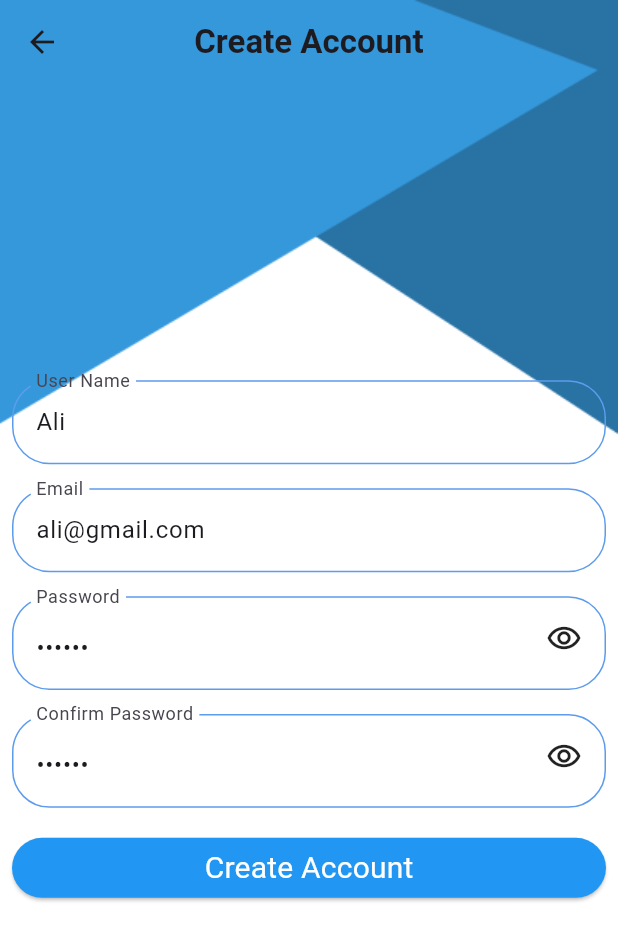
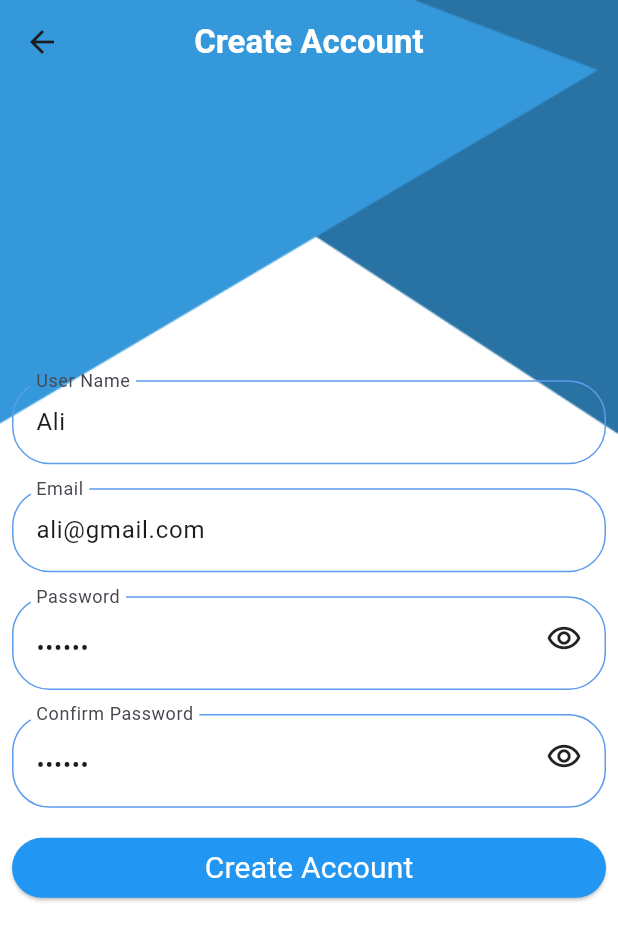
Before and after one commit to aliashiry/todo_app, a Flutter app: the screen it shows after launch, after a tap on "Or Create My Account", on a phone screen of 412 x 824 dp. Shown: the top 941 px of the screen. Run offline on Flutter 3.47's test engine with Material 3 defaults, Android fonts, the phone set to English and light mode, and no system bars; our stand-ins replace cloud_firestore, easy_date_timeline, firebase_auth, firebase_core, flutter_native_splash, flutter_slidable and 1 more; accounts and stored records are empty; generated files the repository leaves out were written again; network calls fail.

Commit message:
finish app

```diff
--- a/lib/pages/auth/login_screen/login_screen.dart
+++ b/lib/pages/auth/login_screen/login_screen.dart
@@ -1,5 +1,6 @@
 import 'package:firebase_auth/firebase_auth.dart';
 import 'package:flutter/material.dart';
+import 'package:flutter_gen/gen_l10n/app_localizations.dart';
 import 'package:provider/provider.dart';
 import 'package:todo_app/core/firebase/firebase_utils.dart';
 import 'package:todo_app/core/providers/auth_provider.dart';
@@ -42,7 +43,7 @@ class _LoginScreenState extends State<LoginScreen> {
           backgroundColor: Colors.transparent,
           appBar: AppBar(
             title: Text(
-              'Login',
+              AppLocalizations.of(context)!.login,
               style: Theme.of(context).textTheme.titleLarge,
             ),
             centerTitle: true,
@@ -63,7 +64,8 @@ class _LoginScreenState extends State<LoginScreen> {
                                   MediaQuery.of(context).size.height * 0.22),
                           Padding(
                             padding: const EdgeInsets.all(8.0),
-                            child: Text('Welcome back!',
+                            child: Text(
+                                AppLocalizations.of(context)!.welcome_back,
                                 style: Theme.of(context)
                                     .textTheme
                                     .titleMedium
@@ -120,7 +122,9 @@ class _LoginScreenState extends State<LoginScreen> {
                               },
                               child: Container(
                                 alignment: Alignment.bottomLeft,
-                                child: Text('Forgot password?',
+                                child: Text(
+                                    AppLocalizations.of(context)!
+                                        .forgot_password,
                                     style: Theme.of(context)
                                         .textTheme
                                         .titleMedium
@@ -144,7 +148,7 @@ class _LoginScreenState extends State<LoginScreen> {
                                  // Navigator.pushNamed(context, HomeScreen.routeName);
                                 },
                                 child: Text(
-                                  'Login',
+                                  AppLocalizations.of(context)!.login,
                                   style: Theme.of(context)
                                       .textTheme
                                       .titleMedium
@@ -162,7 +166,8 @@ class _LoginScreenState extends State<LoginScreen> {
                     onPressed: () {
                       Navigator.of(context).pushNamed(RegisterScreen.routeName);
                     },
-                    child: Text('Or Create My Account',
+                    child: Text(
+                        AppLocalizations.of(context)!.or_create_my_account,
                         style:
                             Theme.of(context).textTheme.titleMedium?.copyWith(
                                   color: Colors.grey,
--- a/lib/pages/auth/register_screen/register_screen.dart
+++ b/lib/pages/auth/register_screen/register_screen.dart
@@ -1,5 +1,6 @@
 import 'package:firebase_auth/firebase_auth.dart';
 import 'package:flutter/material.dart';
+import 'package:flutter_gen/gen_l10n/app_localizations.dart';
 import 'package:provider/provider.dart';
 import 'package:todo_app/core/firebase/firebase_utils.dart';
 import 'package:todo_app/core/providers/auth_provider.dart';
@@ -54,7 +55,10 @@ class _RegisterScreenState extends State<RegisterScreen> {
               },
             ),
             backgroundColor: Colors.transparent,
-            title: Text('Create Account'),
+            title: Text(
+              AppLocalizations.of(context)!.create_account,
+              style: Theme.of(context).textTheme.titleLarge,
+            ),
             centerTitle: true,
           ),
           body: SingleChildScrollView(
@@ -158,7 +162,7 @@ class _RegisterScreenState extends State<RegisterScreen> {
                           register();
                         },
                         child: Text(
-                          'Create Account',
+                          AppLocalizations.of(context)!.create_account,
                           style:
                               Theme.of(context).textTheme.titleMedium?.copyWith(
                                     fontSize: 20,
```
Also changed, not shown: lib/l10n/app_ar.arb (+6 -1 lines), lib/l10n/app_en.arb (+6 -1 lines), pubspec.yaml (+6 -4 lines), assets/images/todo_splash_dark.png (added), pubspec.lock, 22 other files.
